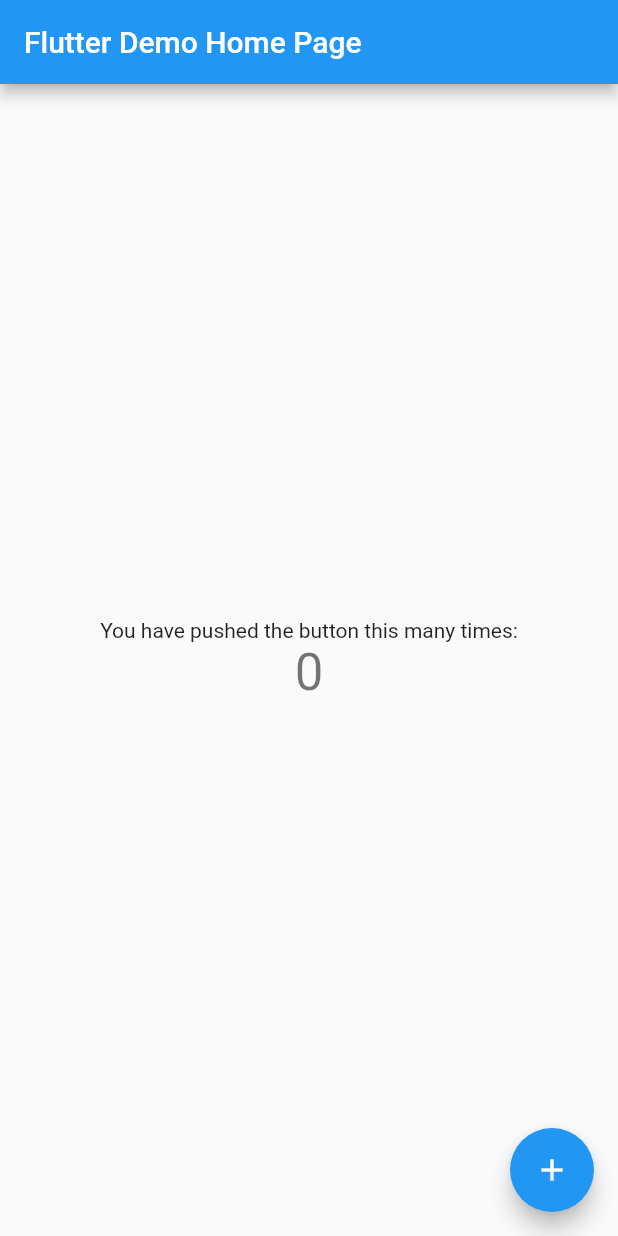
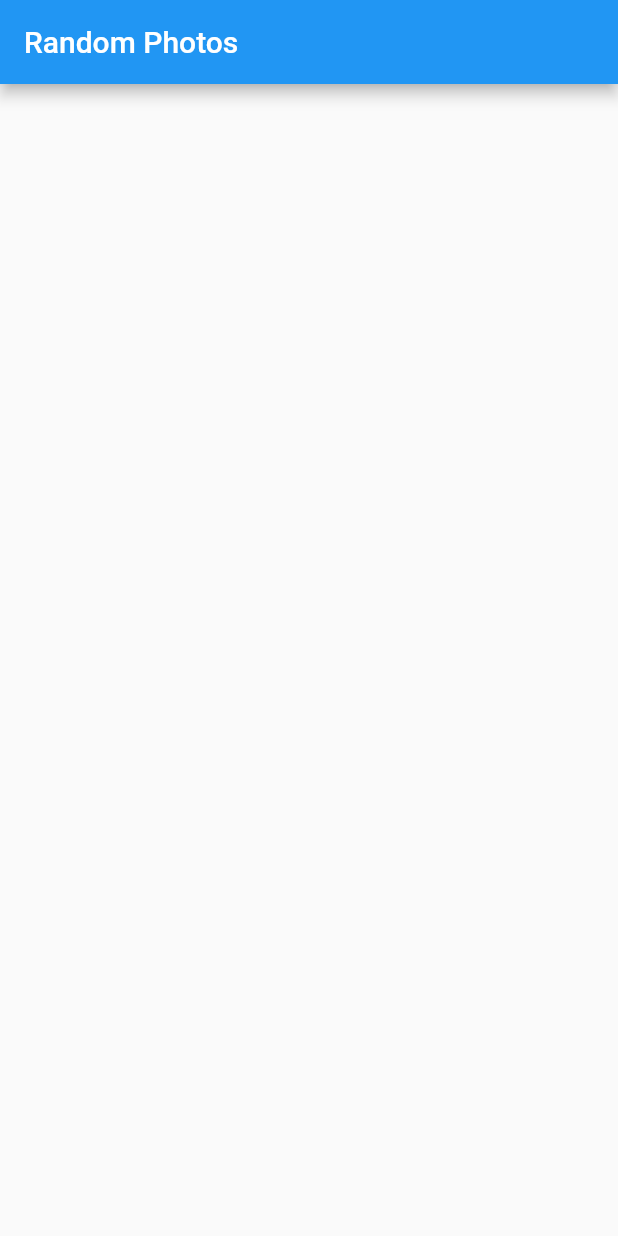
Before and after one commit to EmirhanSerin1/Mvvm-Example-With-Provider, a Flutter app: the screen it shows after launch, on a phone screen of 412 x 824 dp. Run offline on Flutter 3.47's test engine with Material 2 defaults, Android fonts, the phone set to English and light mode, and no system bars.

Commit message:
mvvm filing scheme created

```diff
--- a/lib/main.dart
+++ b/lib/main.dart
@@ -1,4 +1,5 @@
 import 'package:flutter/material.dart';
+import 'package:mvvm_example_with_provider/view/home.dart';
 
 void main() {
   runApp(const MyApp());
@@ -7,109 +8,14 @@
 class MyApp extends StatelessWidget {
   const MyApp({Key? key}) : super(key: key);
 
-  // This widget is the root of your application.
   @override
   Widget build(BuildContext context) {
     return MaterialApp(
-      title: 'Flutter Demo',
+      title: 'Random Photo Galery',
       theme: ThemeData(
-        // This is the theme of your application.
-        //
-        // Try running your application with "flutter run". You'll see the
-        // application has a blue toolbar. Then, without quitting the app, try
-        // changing the primarySwatch below to Colors.green and then invoke
-        // "hot reload" (press "r" in the console where you ran "flutter run",
-        // or simply save your changes to "hot reload" in a Flutter IDE).
-        // Notice that the counter didn't reset back to zero; the application
-        // is not restarted.
         primarySwatch: Colors.blue,
       ),
-      home: const MyHomePage(title: 'Flutter Demo Home Page'),
+      home: const MyHomePage(),
     );
   }
 }
-
-class MyHomePage extends StatefulWidget {
-  const MyHomePage({Key? key, required this.title}) : super(key: key);
-
-  // This widget is the home page of your application. It is stateful, meaning
-  // that it has a State object (defined below) that contains fields that affect
-  // how it looks.
-
-  // This class is the configuration for the state. It holds the values (in this
-  // case the title) provided by the parent (in this case the App widget) and
-  // used by the build method of the State. Fields in a Widget subclass are
-  // always marked "final".
-
-  final String title;
-
-  @override
-  State<MyHomePage> createState() => _MyHomePageState();
-}
-
-class _MyHomePageState extends State<MyHomePage> {
-  int _counter = 0;
-
-  void _incrementCounter() {
-    setState(() {
-      // This call to setState tells the Flutter framework that something has
-      // changed in this State, which causes it to rerun the build method below
-      // so that the display can reflect the updated values. If we changed
-      // _counter without calling setState(), then the build method would not be
-      // called again, and so nothing would appear to happen.
-      _counter++;
-    });
-  }
-
-  @override
-  Widget build(BuildContext context) {
-    // This method is rerun every time setState is called, for instance as done
-    // by the _incrementCounter method above.
-    //
-    // The Flutter framework has been optimized to make rerunning build methods
-    // fast, so that you can just rebuild anything that needs updating rather
-    // than having to individually change instances of widgets.
-    return Scaffold(
-      appBar: AppBar(
-        // Here we take the value from the MyHomePage object that was created by
-        // the App.build method, and use it to set our appbar title.
-        title: Text(widget.title),
-      ),
-      body: Center(
-        // Center is a layout widget. It takes a single child and positions it
-        // in the middle of the parent.
-        child: Column(
-          // Column is also a layout widget. It takes a list of children and
-          // arranges them vertically. By default, it sizes itself to fit its
-          // children horizontally, and tries to be as tall as its parent.
-          //
-          // Invoke "debug painting" (press "p" in the console, choose the
-          // "Toggle Debug Paint" action from the Flutter Inspector in Android
-          // Studio, or the "Toggle Debug Paint" command in Visual Studio Code)
-          // to see the wireframe for each widget.
-          //
-          // Column has various properties to control how it sizes itself and
-          // how it positions its children. Here we use mainAxisAlignment to
-          // center the children vertically; the main axis here is the vertical
-          // axis because Columns are vertical (the cross axis would be
-          // horizontal).
-          mainAxisAlignment: MainAxisAlignment.center,
-          children: <Widget>[
-            const Text(
-              'You have pushed the button this many times:',
-            ),
-            Text(
-              '$_counter',
-              style: Theme.of(context).textTheme.headline4,
-            ),
-          ],
-        ),
-      ),
-      floatingActionButton: FloatingActionButton(
-        onPressed: _incrementCounter,
-        tooltip: 'Increment',
-        child: const Icon(Icons.add),
-      ), // This trailing comma makes auto-formatting nicer for build methods.
-    );
-  }
-}
--- /dev/null
+++ b/lib/view/home.dart
@@ -0,0 +1,22 @@
+import 'package:flutter/material.dart';
+
+class MyHomePage extends StatefulWidget {
+  const MyHomePage({Key? key}) : super(key: key);
+
+
+  @override
+  State<MyHomePage> createState() => _MyHomePageState();
+}
+
+class _MyHomePageState extends State<MyHomePage> {
+  @override
+  Widget build(BuildContext context) {
+    return Scaffold(
+      appBar: AppBar(
+        title:const Text("Random Photos"),
+      ),
+      body: Container()
+
+    );
+  }
+}
```
Also changed, not shown: pubspec.yaml (+4 -12 lines), lib/model/picsum_model.dart (added), lib/services/services.dart (added), lib/view_model/pictures_view_model.dart (added), pubspec.lock.
